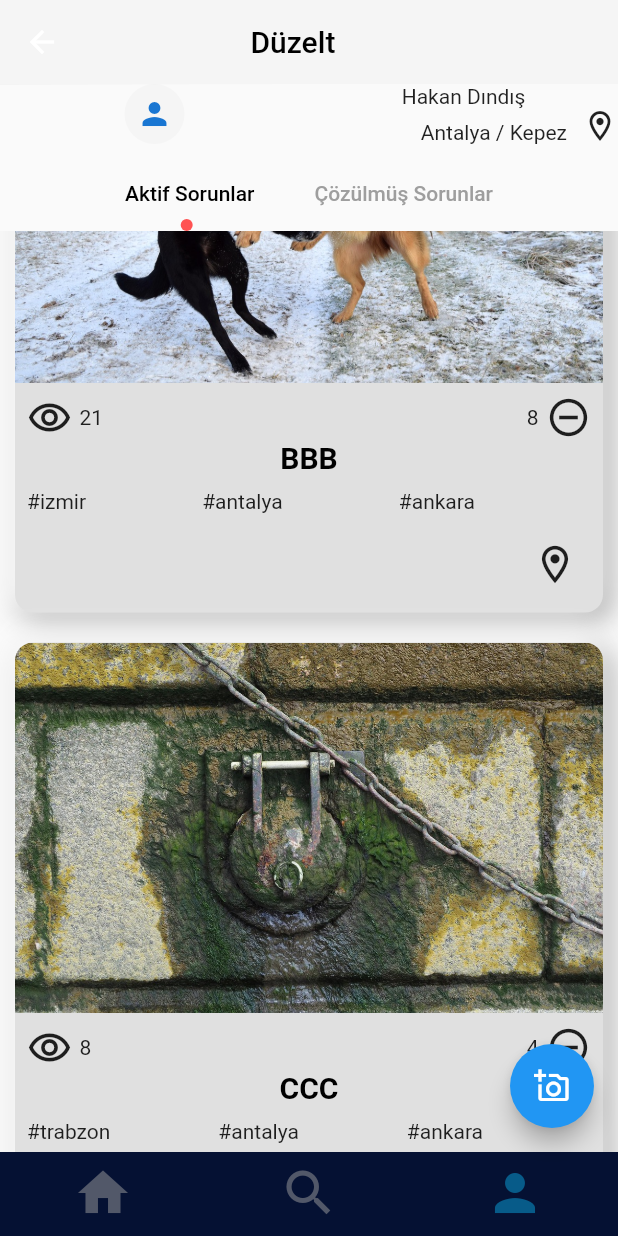
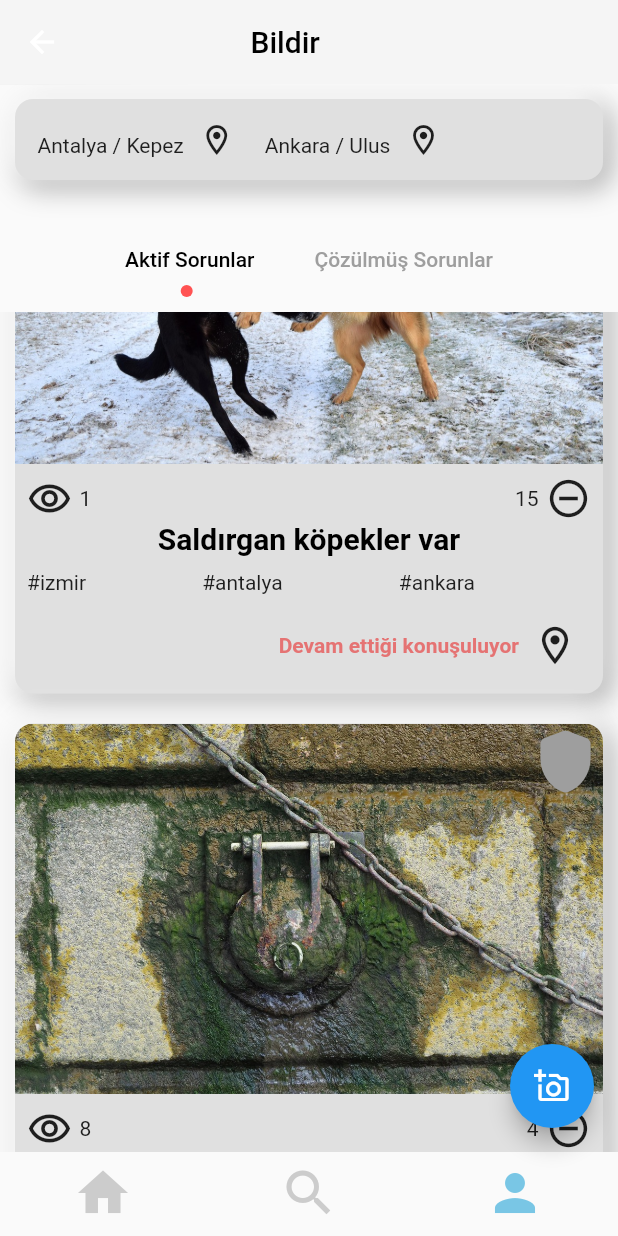
Before and after one commit to hakandindis/Bildir, a Flutter app: the screen it shows after launch, item 3 of the bottom bar chosen, scrolled down 576 dp, after a tap on the "location on" icon, on a phone screen of 412 x 824 dp. Run offline on Flutter 3.47's test engine with Material 2 defaults, Android fonts, the phone set to English and light mode, and no system bars; our stand-ins replace file_picker, firebase_core, firebase_storage, hive_flutter, image_picker; accounts and stored records are empty.

Commit message:
UI modified

```diff
--- a/lib/source/pages/add_post_page.dart
+++ b/lib/source/pages/add_post_page.dart
@@ -20,7 +20,6 @@ class _AddPostPageState extends State<AddPostPage> {
   late final TextEditingController _descriptionController;
   late final TextEditingController _tagController;
   bool isAdd = false;
-  bool _enable = true;
 
   List<String> tags = [];
 
--- a/lib/source/pages/home/mainpage.dart
+++ b/lib/source/pages/home/mainpage.dart
@@ -53,9 +53,9 @@ class _MainPageState extends State<MainPage> with TickerProviderStateMixin {
         elevation: 0.1,
         backgroundColor: Colors.grey[100],
         title: Padding(
-          padding: const EdgeInsets.only(left: 95),
+          padding: const EdgeInsets.only(left: 160),
           child: Text(
-            "Düzelt",
+            "Bildir",
             style: TextStyle(color: Colors.black),
           ),
         ),
@@ -72,7 +72,7 @@ class _MainPageState extends State<MainPage> with TickerProviderStateMixin {
         selectedFontSize: 0,
         iconSize: 40,
         type: BottomNavigationBarType.fixed,
-        backgroundColor: Color.fromARGB(255, 5, 17, 51),
+        backgroundColor: Color.fromARGB(0, 114, 196, 201),
         onTap: onTap,
         currentIndex: currentIndex,
         selectedItemColor: Color.fromARGB(137, 9, 154, 211),
--- a/lib/source/pages/home/tabs/aktif_tab.dart
+++ b/lib/source/pages/home/tabs/aktif_tab.dart
@@ -9,7 +9,12 @@ class AktifTab extends StatefulWidget {
 }
 
 class _AktifTabState extends State<AktifTab> {
-  List<String> descriptions = ["AAA", "BBB", "CCC", "DDD"];
+  List<String> descriptions = [
+    "Mazgallar tıkalı",
+    "Saldırgan köpekler var",
+    "yosun tutmuş",
+    "Etrafta kötü bir koku var",
+  ];
 
   List<String> imgPaths = ["3.jpg", "7.jpg", "10.jpg", "11.jpg"];
 
@@ -21,8 +26,9 @@ class _AktifTabState extends State<AktifTab> {
     ["#trabzon", "#antalya", "#ankara"],
   ];
 
-  List<int> likes = [12, 21, 8, 28];
-  List<int> dislikes = [3, 8, 4, 6];
+  List<int> likes = [12, 1, 8, 28];
+  List<int> dislikes = [3, 15, 4, 6];
+  List<bool> seens = [true, true, true, false];
 
   @override
   Widget build(BuildContext context) {
@@ -43,6 +49,7 @@ class _AktifTabState extends State<AktifTab> {
               tags: tags[index],
               like: likes[index],
               dislike: dislikes[index],
+              isSeen: seens[index],
             ),
           );
         },
--- a/lib/source/pages/home/tabs/cozum_tab.dart
+++ b/lib/source/pages/home/tabs/cozum_tab.dart
@@ -21,8 +21,9 @@ class _CozumTabState extends State<CozumTab> {
     ["#trabzon", "#antalya", "#ankara"],
   ];
 
-  List<int> likes = [12, 21, 8, 28];
-  List<int> dislikes = [3, 8, 4, 6];
+  List<int> likes = [12, 21, 13, 14];
+  List<int> dislikes = [5, 10, 5, 5];
+  List<bool> seens = [true, true, true, true];
 
   @override
   Widget build(BuildContext context) {
@@ -43,6 +44,7 @@ class _CozumTabState extends State<CozumTab> {
               tags: tags[index],
               like: likes[index],
               dislike: dislikes[index],
+              isSeen: seens[index],
             ),
           );
         },
--- a/lib/source/pages/home/tabs/ilce_tab.dart
+++ b/lib/source/pages/home/tabs/ilce_tab.dart
@@ -10,9 +10,9 @@ class IlceTab extends StatefulWidget {
 
 class _IlceTabState extends State<IlceTab> {
   List<String> descriptions = [
-    "AAA",
-    "BBB",
-    "CCC",
+    "Harmantepe sokak ışıkları birkaç gündür çalışmıyor",
+    "Duvarlarda yosun var",
+    "Yapraklar sokağı kirletmiş",
     "Harmantepe sokak ışıkları birkaç gündür çalışmıyor.",
   ];
 
@@ -26,7 +26,8 @@ class _IlceTabState extends State<IlceTab> {
   ];
 
   List<int> likes = [12, 21, 8, 28];
-  List<int> dislikes = [3, 8, 4, 6];
+  List<int> dislikes = [4, 8, 19, 6];
+  List<bool> seens = [true, false, true, false];
 
   @override
   Widget build(BuildContext context) {
@@ -47,6 +48,7 @@ class _IlceTabState extends State<IlceTab> {
               tags: tags[index],
               like: likes[index],
               dislike: dislikes[index],
+              isSeen: seens[index],
             ),
           );
         },
--- a/lib/source/pages/home/tabs/oneri_tab.dart
+++ b/lib/source/pages/home/tabs/oneri_tab.dart
@@ -12,8 +12,8 @@ class _OneriTabState extends State<OneriTab> {
   List<String> descriptions = [
     "Kepez ilçesi 2617 sokaktaki mazgallar tıkalı",
     "Çünürde lağım kokusu var. Çevreye zarar veriyor.",
-    "CCC",
-    "DDD",
+    "Mazgallar tıkalı",
+    "Trafik ışıklarında sorun var",
   ];
 
   List<String> imgPaths = ["1.jpg", "2.jpg", "3.jpg", "4.jpg"];
@@ -26,8 +26,9 @@ class _OneriTabState extends State<OneriTab> {
     ["#trabzon", "#antalya", "#ankara"],
   ];
 
-  List<int> likes = [12, 21, 8, 28];
-  List<int> dislikes = [3, 8, 4, 6];
+  List<int> likes = [3, 17, 4, 28];
+  List<int> dislikes = [12, 8, 17, 6];
+  List<bool> seens = [true, false, true, false];
 
   @override
   Widget build(BuildContext context) {
@@ -48,6 +49,7 @@ class _OneriTabState extends State<OneriTab> {
               tags: tags[index],
               like: likes[index],
               dislike: dislikes[index],
+              isSeen: seens[index],
             ),
           );
         },
--- a/lib/source/pages/home/tabs/search_tab.dart
+++ b/lib/source/pages/home/tabs/search_tab.dart
@@ -1,3 +1,5 @@
+// ignore_for_file: prefer_const_constructors
+
 import 'package:flutter/material.dart';
 import 'package:react/source/pages/home/widgets/post_card.dart';
 
@@ -9,7 +11,12 @@ class SearchTab extends StatefulWidget {
 }
 
 class _SearchTabState extends State<SearchTab> {
-  List<String> descriptions = ["AAA", "BBB", "CCC", "DDD"];
+  List<String> descriptions = [
+    "Mazgallar tıkalı",
+    "Saldırgan köpekler var",
+    "yosun tutmuş",
+    "Etrafta kötü bir koku var",
+  ];
 
   List<String> imgPaths = ["3.jpg", "7.jpg", "10.jpg", "11.jpg"];
 
@@ -21,8 +28,9 @@ class _SearchTabState extends State<SearchTab> {
     ["#trabzon", "#antalya", "#ankara"],
   ];
 
-  List<int> likes = [12, 21, 8, 28];
+  List<int> likes = [12, 21, 13, 21];
   List<int> dislikes = [3, 8, 4, 6];
+  List<bool> seens = [true, false, true, false];
 
   @override
   Widget build(BuildContext context) {
@@ -43,6 +51,7 @@ class _SearchTabState extends State<SearchTab> {
               tags: tags[index],
               like: likes[index],
               dislike: dislikes[index],
+              isSeen: seens[index],
             ),
           );
         },
--- a/lib/source/pages/home/tabs/sehir_tab.dart
+++ b/lib/source/pages/home/tabs/sehir_tab.dart
@@ -9,7 +9,12 @@ class SehirTab extends StatefulWidget {
 }
 
 class _SehirTabState extends State<SehirTab> {
-  List<String> descriptions = ["AAA", "BBB", "CCC", "DDD"];
+  List<String> descriptions = [
+    "Mazgallar tıkalı",
+    "Çevrede saldırgan köpekler var",
+    "Yosun tutmuş",
+    "Kötü bir koku geliyor",
+  ];
 
   List<String> imgPaths = ["3.jpg", "7.jpg", "10.jpg", "11.jpg"];
 
@@ -21,8 +26,9 @@ class _SehirTabState extends State<SehirTab> {
     ["#trabzon", "#antalya", "#ankara"],
   ];
 
-  List<int> likes = [12, 21, 8, 28];
-  List<int> dislikes = [3, 8, 4, 6];
+  List<int> likes = [14, 21, 4, 28];
+  List<int> dislikes = [3, 8, 13, 6];
+  List<bool> seens = [true, false, true, false];
 
   @override
   Widget build(BuildContext context) {
@@ -43,6 +49,7 @@ class _SehirTabState extends State<SehirTab> {
               tags: tags[index],
               like: likes[index],
               dislike: dislikes[index],
+              isSeen: seens[index],
             ),
           );
         },
--- a/lib/source/pages/home/widgets/post_card.dart
+++ b/lib/source/pages/home/widgets/post_card.dart
@@ -1,4 +1,4 @@
-// ignore_for_file: prefer_const_constructors
+// ignore_for_file: prefer_const_constructors, must_be_immutable
 
 import 'dart:io';
 
@@ -14,6 +14,8 @@ class PostCard extends StatefulWidget {
     this.index,
     this.like,
     this.dislike,
+    this.isSeen,
+    this.isSolved,
   }) : super(key: key);
 
   File? imageFile;
@@ -23,6 +25,8 @@ class PostCard extends StatefulWidget {
   int? index;
   int? like;
   int? dislike;
+  bool? isSeen;
+  bool? isSolved;
 
   @override
   _PostCardState createState() => _PostCardState();
@@ -61,7 +65,10 @@ class _PostCardState extends State<PostCard> {
           widget.imageFile != null
               ? Image.file(widget.imageFile!,
                   fit: BoxFit.fitWidth, height: 200, width: 200)
-              : Container(
+              : Stack(
+                  alignment: Alignment.topRight,
+                  children: [
+                    Container(
                       height: MediaQuery.of(context).size.height * 0.3,
                       decoration: BoxDecoration(
                         borderRadius: BorderRadius.only(
@@ -77,6 +84,22 @@ class _PostCardState extends State<PostCard> {
                       //   fit: BoxFit.cover,
                       //   height: MediaQuery.of(context).size.height * 0.5,
                       // ),
+                    ),
+                    if (widget.isSeen!)
+                      Icon(
+                        Icons.shield_rounded,
+                        color: (widget.like! >= widget.dislike! * 2)
+                            ? Colors.grey
+                            : Colors.green,
+                        size: 50,
+                      )
+                    else
+                      Icon(
+                        Icons.shield_rounded,
+                        color: Colors.grey,
+                        size: 50,
+                      )
+                  ],
                 ),
           // CircleAvatar(backgroundImage: AssetImage(widget.imagePath!)),
           Padding(
@@ -138,6 +161,21 @@ class _PostCardState extends State<PostCard> {
                       //   onPressed: () {},
                       //   icon: Icon(Icons.access_alarms, size: 30),
                       // ),
+                      (widget.like! >= widget.dislike! * 2)
+                          ? Text(
+                              "Çözüldüğü konuşuluyor",
+                              style: TextStyle(
+                                color: Colors.blue[300],
+                                fontWeight: FontWeight.bold,
+                              ),
+                            )
+                          : Text(
+                              "Devam ettiği konuşuluyor",
+                              style: TextStyle(
+                                color: Colors.red[300],
+                                fontWeight: FontWeight.bold,
+                              ),
+                            ),
                       IconButton(
                         onPressed: () {},
                         icon: Icon(Icons.location_on_outlined, size: 30),
--- a/lib/source/pages/profile_page.dart
+++ b/lib/source/pages/profile_page.dart
@@ -51,7 +51,7 @@ class _ProfilePageState extends State<ProfilePage>
         title: Padding(
           padding: const EdgeInsets.only(left: 95),
           child: Text(
-            "Düzelt",
+            "Bildir",
             style: TextStyle(color: Colors.black),
           ),
         ),
@@ -68,7 +68,7 @@ class _ProfilePageState extends State<ProfilePage>
         selectedFontSize: 0,
         iconSize: 40,
         type: BottomNavigationBarType.fixed,
-        backgroundColor: Color.fromARGB(255, 5, 17, 51),
+        backgroundColor: Color.fromARGB(0, 114, 196, 201),
         onTap: onTap,
         currentIndex: currentIndex,
         selectedItemColor: Color.fromARGB(137, 9, 154, 211),
@@ -85,24 +85,45 @@ class _ProfilePageState extends State<ProfilePage>
     );
   }
 
-  Column homePageBuilder(TabController _tabController) {
+  Widget homePageBuilder(TabController _tabController) {
     return Column(
-      //crossAxisAlignment: CrossAxisAlignment.stretch,
       children: [
-        //SizedBox(height: 100),
-        Row(
+        Container(
+          padding: const EdgeInsets.all(15),
+          margin: const EdgeInsets.fromLTRB(10, 10, 10, 10),
+          //width: MediaQuery.of(context).size.width,
+          //height: MediaQuery.of(context).size.height * 0.2,
+          decoration: BoxDecoration(
+            color: Colors.grey[300],
+            borderRadius: BorderRadius.circular(12),
+            boxShadow: [
+              //bottom right shadow is darker
+              BoxShadow(
+                color: Colors.grey.shade500,
+                offset: Offset(4, 4),
+                blurRadius: 15,
+                spreadRadius: 1,
+              ),
+              //top left shadow is lighter
+              BoxShadow(
+                color: Colors.white,
+                offset: Offset(-4, -4),
+                blurRadius: 15,
+                spreadRadius: 1,
+              ),
+            ],
+          ),
+          child: Row(
             children: [
-            Expanded(
-              child: CircleAvatar(
-                child: Icon(Icons.person),
-                backgroundColor: Colors.grey[100],
-              ),
-            ),
-            Expanded(
-                child: Column(
+              // Expanded(
+              //   child: CircleAvatar(
+              //     child: Icon(Icons.person),
+              //     backgroundColor: Colors.grey[100],
+              //   ),
+              // ),
+              Column(
                 mainAxisAlignment: MainAxisAlignment.end,
                 children: [
-                Text("Hakan Dındış"),
                   Row(
                     crossAxisAlignment: CrossAxisAlignment.end,
                     mainAxisAlignment: MainAxisAlignment.end,
@@ -110,27 +131,19 @@ class _ProfilePageState extends State<ProfilePage>
                       Text("Antalya / Kepez"),
                       SizedBox(width: 10),
                       Icon(Icons.location_on_outlined),
+                      SizedBox(width: 20),
+                      Text("Ankara / Ulus"),
+                      SizedBox(width: 10),
+                      Icon(Icons.location_on_outlined),
                     ],
                   ),
                 ],
-            ))
+              ),
             ],
           ),
-        // ListTile(
-        //   // leading: ,
-        //   title: Text("Hakan Dındış"),
-        //   subtitle: Row(
-        //     crossAxisAlignment: CrossAxisAlignment.end,
-        //     mainAxisAlignment: MainAxisAlignment.end,
-        //     children: [
-        //       Text("Antalya / Kepez"),
-        //       SizedBox(width: 10),
-        //       Icon(Icons.location_on_outlined),
-        //     ],
-        //   ),
-        // ),
-
+        ),
         Container(
+          margin: EdgeInsets.only(top: 10),
           padding: EdgeInsets.only(top: 10),
           child: Align(
             alignment: Alignment.center,
@@ -154,6 +167,7 @@ class _ProfilePageState extends State<ProfilePage>
           //width: MediaQuery.of(context).size.width,
           //height: MediaQuery.of(context).size.height,
           child: Container(
+            margin: const EdgeInsets.only(top: 10),
             decoration: BoxDecoration(borderRadius: BorderRadius.circular(30)),
             child: TabBarView(
               controller: _tabController,
--- a/lib/source/pages/upload_img_page.dart
+++ b/lib/source/pages/upload_img_page.dart
@@ -1,4 +1,4 @@
-// ignore_for_file: avoid_returning_null_for_void, avoid_print
+// ignore_for_file: avoid_returning_null_for_void, avoid_print, prefer_const_constructors
 
 import 'package:file_picker/file_picker.dart';
 import 'package:flutter/material.dart';
```
Also changed, not shown: lib/source/pages/home/tabs/cevre_tab.dart (+6 -4 lines), lib/source/pages/search_page.dart (+3 -4 lines), lib/source/database/post/post_model.dart (deleted). Lines whose indentation alone changed are shown as unchanged.
